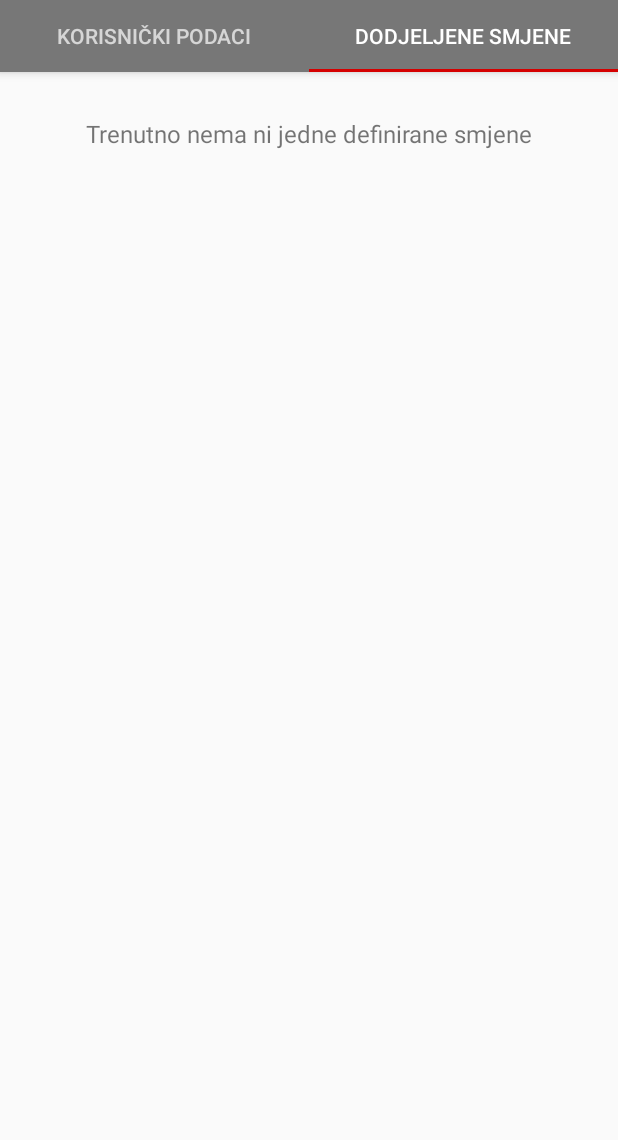
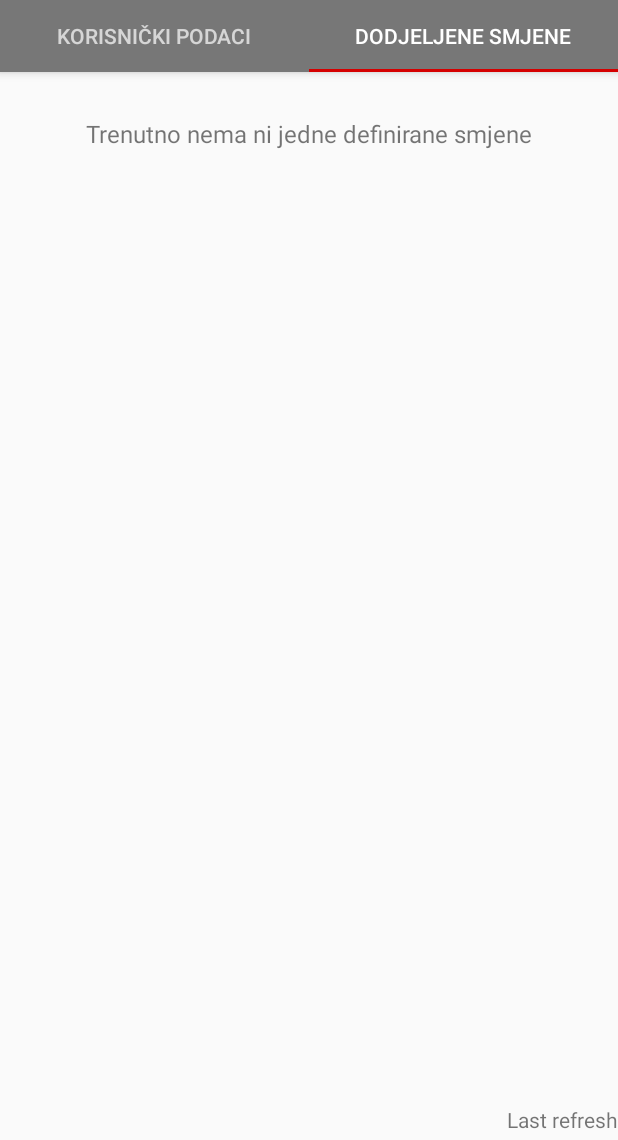
Before and after one commit to capJavert/my-yii-template, an Android app: the ShiftsFragment screen opened directly, with no data from a screen before it, on a phone screen of 412 x 824 dp, the part 96-1236 px from its top. Run offline under Robolectric (Android 15) with nearby library versions, the phone set to English and light mode, and no system bars; libraries missing offline, so code that uses them is left out: com.activeandroid, com.activeandroid.annotation, com.activeandroid.query; 12 statements that could not run were skipped.

Commit message:
Dorađena app

```diff
--- a/ERScheduler/app/src/main/java/tk/codetroopers/erscheduler/fragments/ShiftsFragment.java
+++ b/ERScheduler/app/src/main/java/tk/codetroopers/erscheduler/fragments/ShiftsFragment.java
@@ -6,13 +6,16 @@ import android.view.View;
 import android.view.ViewGroup;
 import android.widget.LinearLayout;
 import android.widget.ListView;
+import android.widget.TextView;
 
 import java.util.ArrayList;
 import java.util.List;
 
 import tk.codetroopers.erscheduler.R;
+import tk.codetroopers.erscheduler.SchedulerApp;
 import tk.codetroopers.erscheduler.adapters.ShiftAdapter;
 import tk.codetroopers.erscheduler.models.Shift;
+import tk.codetroopers.erscheduler.models.User;
 import tk.codetroopers.erscheduler.mvp.presenter.ShiftsPresenter;
 import tk.codetroopers.erscheduler.mvp.presenter.impl.ShiftsPresenterImpl;
 import tk.codetroopers.erscheduler.mvp.view.ShiftsView;
@@ -22,6 +25,7 @@ public class ShiftsFragment extends BaseFragment implements ShiftsView {
     LinearLayout linearLayoutEmpty;
 
     ShiftsPresenter presenter;
+    TextView tvLastRefresh;
 
     @Override
     public View onCreateView(LayoutInflater inflater, ViewGroup container,
@@ -29,6 +33,9 @@ public class ShiftsFragment extends BaseFragment implements ShiftsView {
         View rootView = inflater.inflate(R.layout.shifts_fragment, container, false);
         listView = (ListView) rootView.findViewById(R.id.list_of_shifts);
         linearLayoutEmpty = (LinearLayout) rootView.findViewById(R.id.empty_list);
+        tvLastRefresh = (TextView) rootView.findViewById(R.id.tvLastRefresh);
+
+        tvLastRefresh.setText(SchedulerApp.getLoggedUser().getLastRefreshString());
 
         presenter = new ShiftsPresenterImpl(this);
 
--- a/ERScheduler/app/src/main/java/tk/codetroopers/erscheduler/gcm/GcmMessageHandler.java
+++ b/ERScheduler/app/src/main/java/tk/codetroopers/erscheduler/gcm/GcmMessageHandler.java
@@ -43,7 +43,7 @@ public class GcmMessageHandler extends GcmListenerService {
 
         Uri defaultSoundUri = RingtoneManager.getDefaultUri(RingtoneManager.TYPE_NOTIFICATION);
         NotificationCompat.Builder notificationBuilder = (NotificationCompat.Builder) new NotificationCompat.Builder(this)
-                .setSmallIcon(R.drawable.ic_local_hospital_white_48dp)
+                .setSmallIcon(R.drawable.ic_hospital_notification)
                 .setContentTitle(title)
                 .setContentText(message)
                 .setAutoCancel(true)
--- a/ERScheduler/app/src/main/java/tk/codetroopers/erscheduler/models/Shift.java
+++ b/ERScheduler/app/src/main/java/tk/codetroopers/erscheduler/models/Shift.java
@@ -33,7 +33,7 @@ public class Shift extends Model implements Serializable {
         save();
     }
 
-    @Column(name = "User")
+    @Column(name = "User",onDelete = Column.ForeignKeyAction.CASCADE,onUpdate = Column.ForeignKeyAction.CASCADE)
     private User user;
 
     @Column(name = "day")
--- a/ERScheduler/app/src/main/java/tk/codetroopers/erscheduler/mvp/interactor/impl/LoginInteractorImpl.java
+++ b/ERScheduler/app/src/main/java/tk/codetroopers/erscheduler/mvp/interactor/impl/LoginInteractorImpl.java
@@ -1,6 +1,8 @@
 package tk.codetroopers.erscheduler.mvp.interactor.impl;
 
 import android.util.Log;
+
+import java.util.Date;
 
 import retrofit2.Call;
 import retrofit2.Callback;
@@ -97,7 +99,7 @@ public class LoginInteractorImpl implements LoginInteractor {
         User.clearUsers();
         User newUser = new User(user.getName(), user.getSurname(), user.getUsername(), null, user.getToken(), user.getOib(),
                 user.getBirthDate(), user.getAddress(), user.getPlace(), user.getPhoneNumber(), user.getMobileNumber(),
-                user.getRemark(), user.getCentral(), user.getNumberOfHours());
+                user.getRemark(), user.getCentral(), user.getNumberOfHours(), new Date());
 
         SchedulerApp.setLoggedUser(newUser);
     }
--- a/ERScheduler/app/src/main/java/tk/codetroopers/erscheduler/mvp/interactor/impl/ShiftsInteractorImpl.java
+++ b/ERScheduler/app/src/main/java/tk/codetroopers/erscheduler/mvp/interactor/impl/ShiftsInteractorImpl.java
@@ -1,6 +1,8 @@
 package tk.codetroopers.erscheduler.mvp.interactor.impl;
 
 import android.util.Log;
+
+import java.util.Date;
 
 import retrofit2.Call;
 import retrofit2.Callback;
@@ -30,6 +32,7 @@ public class ShiftsInteractorImpl implements ShiftsInteractor {
                     Shift.clearAllShifts();
                     if (response.body().getShifts() != null) {
                         Log.v("SHIFTS: ", "SUCCESS");
+                        SchedulerApp.getLoggedUser().setLastRefresh(new Date());
                         Shift.saveAllShifts(response.body().getShifts());
                         listener.onSuccess(response.body().getShifts());
                     } else {
--- a/ERScheduler/app/src/main/res/layout/shift_item.xml
+++ b/ERScheduler/app/src/main/res/layout/shift_item.xml
@@ -13,7 +13,7 @@
         android:layout_alignParentBottom="true"
         android:layout_alignParentRight="true"
         android:layout_alignParentEnd="true"
-        android:layout_marginLeft="16dp"
+        android:layout_marginLeft="30dp"
         android:layout_marginRight="16dp">
 
         <TextView
--- a/ERScheduler/app/src/main/res/layout/shifts_fragment.xml
+++ b/ERScheduler/app/src/main/res/layout/shifts_fragment.xml
@@ -23,6 +23,17 @@
     <ListView
         android:id="@+id/list_of_shifts"
         android:layout_width="match_parent"
-        android:layout_height="wrap_content" />
+        android:layout_height="wrap_content"
+        android:paddingBottom="70dp" />
+
+    <TextView
+        android:layout_width="wrap_content"
+        android:layout_height="wrap_content"
+        android:textAppearance="?android:attr/textAppearanceSmall"
+        android:text="Last refresh"
+        android:id="@+id/tvLastRefresh"
+        android:layout_alignParentRight="true"
+        android:layout_alignParentBottom="true"
+        android:layout_marginBottom="60dp" />
 
 </RelativeLayout>
--- a/ERScheduler/app/src/main/res/values/strings.xml
+++ b/ERScheduler/app/src/main/res/values/strings.xml
@@ -58,4 +58,5 @@
     <string name="day_friday">Petak</string>
     <string name="day_saturday">Subota</string>
     <string name="day_undefined">Undefined day</string>
+    <string name="last_refreshed">Zadnje osvježeno\n</string>
 </resources>
```
Also changed, not shown: ERScheduler/app/src/main/java/tk/codetroopers/erscheduler/models/User.java (+21 -1 lines), ERScheduler/app/src/main/res/drawable/ic_hospital_notification.png (added).
